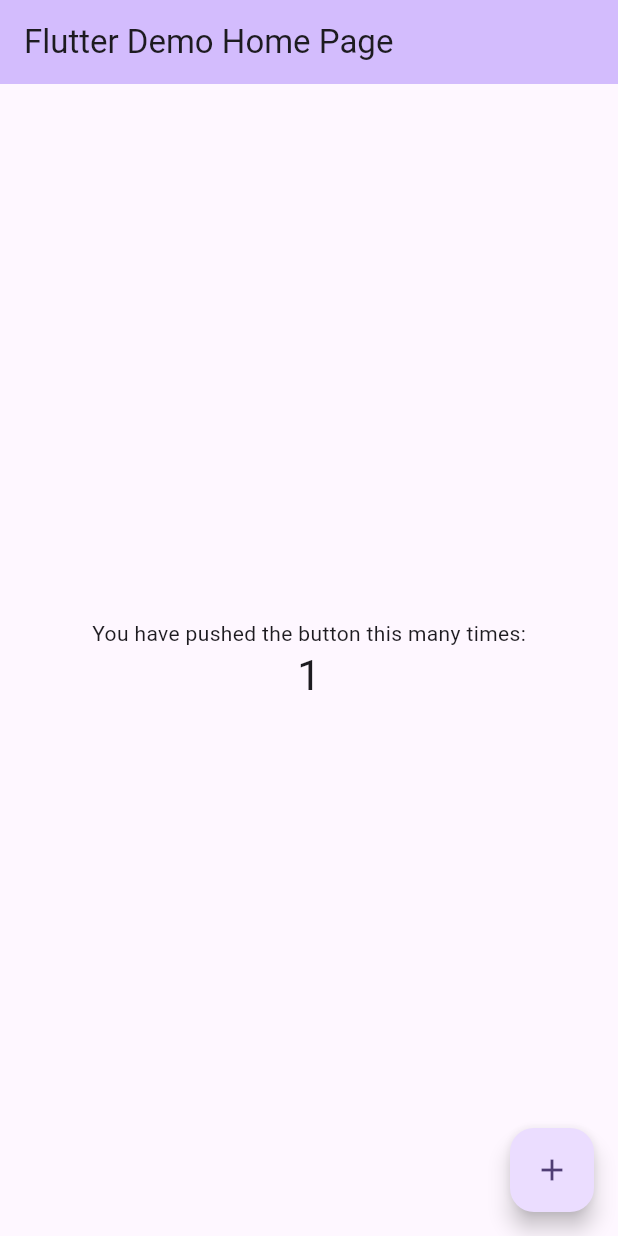
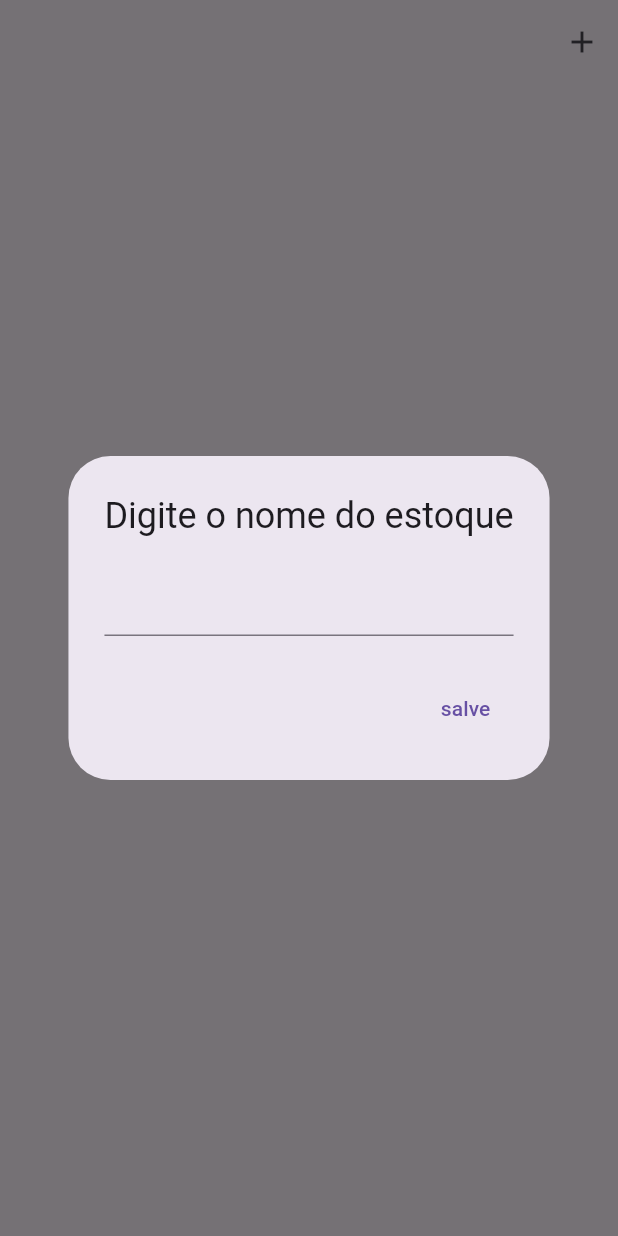
Before and after one commit to pastre/dentist-stock, a Flutter app: the screen it shows after launch, after a tap on the "add" icon, on a phone screen of 412 x 824 dp. Run offline on Flutter 3.47's test engine with Material 3 defaults, Android fonts, the phone set to English and light mode, and no system bars.

```diff
--- a/lib/main.dart
+++ b/lib/main.dart
@@ -13,113 +13,46 @@ class MyApp extends StatelessWidget {
     return MaterialApp(
       title: 'Flutter Demo',
       theme: ThemeData(
-        // This is the theme of your application.
-        //
-        // TRY THIS: Try running your application with "flutter run". You'll see
-        // the application has a purple toolbar. Then, without quitting the app,
-        // try changing the seedColor in the colorScheme below to Colors.green
-        // and then invoke "hot reload" (save your changes or press the "hot
-        // reload" button in a Flutter-supported IDE, or press "r" if you used
-        // the command line to start the app).
-        //
-        // Notice that the counter didn't reset back to zero; the application
-        // state is not lost during the reload. To reset the state, use hot
-        // restart instead.
-        //
-        // This works for code too, not just values: Most code changes can be
-        // tested with just a hot reload.
-        colorScheme: ColorScheme.fromSeed(seedColor: Colors.deepPurple),
         useMaterial3: true,
       ),
-      home: const MyHomePage(title: 'Flutter Demo Home Page'),
+      home: StockListWidget(),
     );
   }
 }
 
-class MyHomePage extends StatefulWidget {
-  const MyHomePage({super.key, required this.title});
-
-  // This widget is the home page of your application. It is stateful, meaning
-  // that it has a State object (defined below) that contains fields that affect
-  // how it looks.
-
-  // This class is the configuration for the state. It holds the values (in this
-  // case the title) provided by the parent (in this case the App widget) and
-  // used by the build method of the State. Fields in a Widget subclass are
-  // always marked "final".
-
-  final String title;
-
-  @override
-  State<MyHomePage> createState() => _MyHomePageState();
-}
-
-class _MyHomePageState extends State<MyHomePage> {
-  int _counter = 0;
-
-  void _incrementCounter() {
-    setState(() {
-      // This call to setState tells the Flutter framework that something has
-      // changed in this State, which causes it to rerun the build method below
-      // so that the display can reflect the updated values. If we changed
-      // _counter without calling setState(), then the build method would not be
-      // called again, and so nothing would appear to happen.
-      _counter++;
-    });
-  }
+class StockListWidget extends StatelessWidget {
+  const StockListWidget({
+    super.key,
+  });
 
   @override
   Widget build(BuildContext context) {
-    // This method is rerun every time setState is called, for instance as done
-    // by the _incrementCounter method above.
-    //
-    // The Flutter framework has been optimized to make rerunning build methods
-    // fast, so that you can just rebuild anything that needs updating rather
-    // than having to individually change instances of widgets.
     return Scaffold(
       appBar: AppBar(
-        // TRY THIS: Try changing the color here to a specific color (to
-        // Colors.amber, perhaps?) and trigger a hot reload to see the AppBar
-        // change color while the other colors stay the same.
-        backgroundColor: Theme.of(context).colorScheme.inversePrimary,
-        // Here we take the value from the MyHomePage object that was created by
-        // the App.build method, and use it to set our appbar title.
-        title: Text(widget.title),
+        actions: <Widget>[
+          IconButton(
+            icon: const Icon(Icons.add),
+            tooltip: 'Entrar em um estoque',
+            onPressed: () {
+              showDialog<void>(
+                context: context,
+                builder: (BuildContext context) {
+                  return AlertDialog(
+                    title: Text('Digite o nome do estoque'),
+                    content: TextField(),
+                    actions: [
+                      TextButton(
+                        onPressed: () {},
+                        child: Text("salve"),
+                      ),
+                    ],
+                  );
+                },
+              );
+            },
+          )
+        ],
       ),
-      body: Center(
-        // Center is a layout widget. It takes a single child and positions it
-        // in the middle of the parent.
-        child: Column(
-          // Column is also a layout widget. It takes a list of children and
-          // arranges them vertically. By default, it sizes itself to fit its
-          // children horizontally, and tries to be as tall as its parent.
-          //
-          // Column has various properties to control how it sizes itself and
-          // how it positions its children. Here we use mainAxisAlignment to
-          // center the children vertically; the main axis here is the vertical
-          // axis because Columns are vertical (the cross axis would be
-          // horizontal).
-          //
-          // TRY THIS: Invoke "debug painting" (choose the "Toggle Debug Paint"
-          // action in the IDE, or press "p" in the console), to see the
-          // wireframe for each widget.
-          mainAxisAlignment: MainAxisAlignment.center,
-          children: <Widget>[
-            const Text(
-              'You have pushed the button this many times:',
-            ),
-            Text(
-              '$_counter',
-              style: Theme.of(context).textTheme.headlineMedium,
-            ),
-          ],
-        ),
-      ),
-      floatingActionButton: FloatingActionButton(
-        onPressed: _incrementCounter,
-        tooltip: 'Increment',
-        child: const Icon(Icons.add),
-      ), // This trailing comma makes auto-formatting nicer for build methods.
     );
   }
 }
```
Also changed, not shown: 1 other file.
